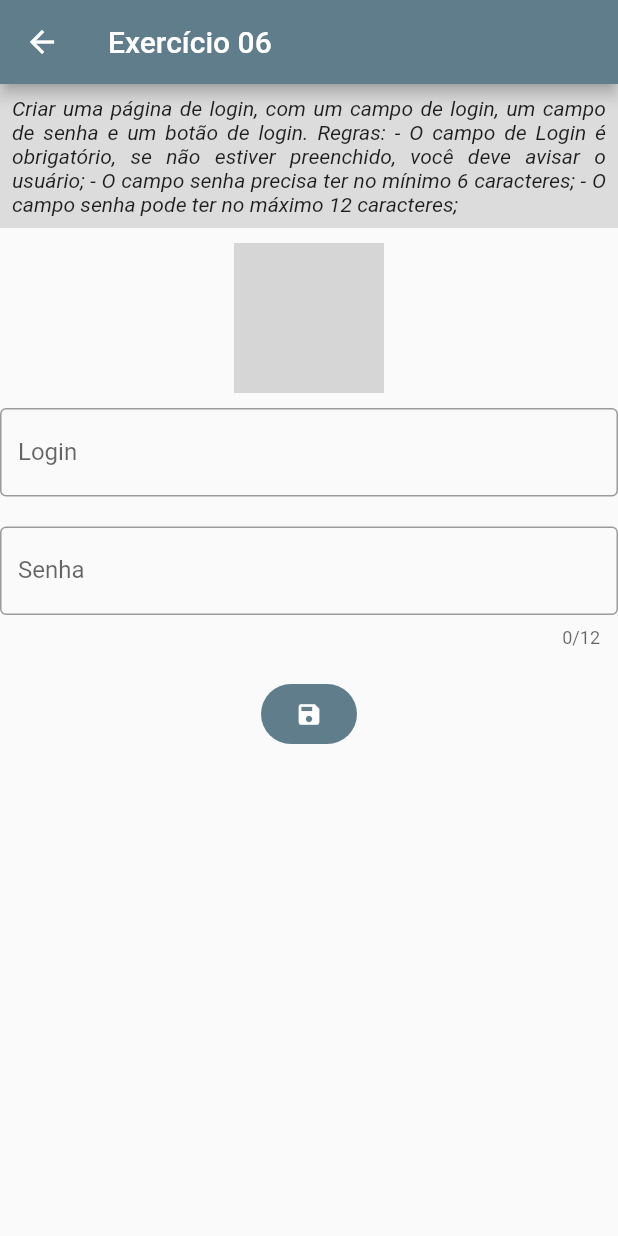
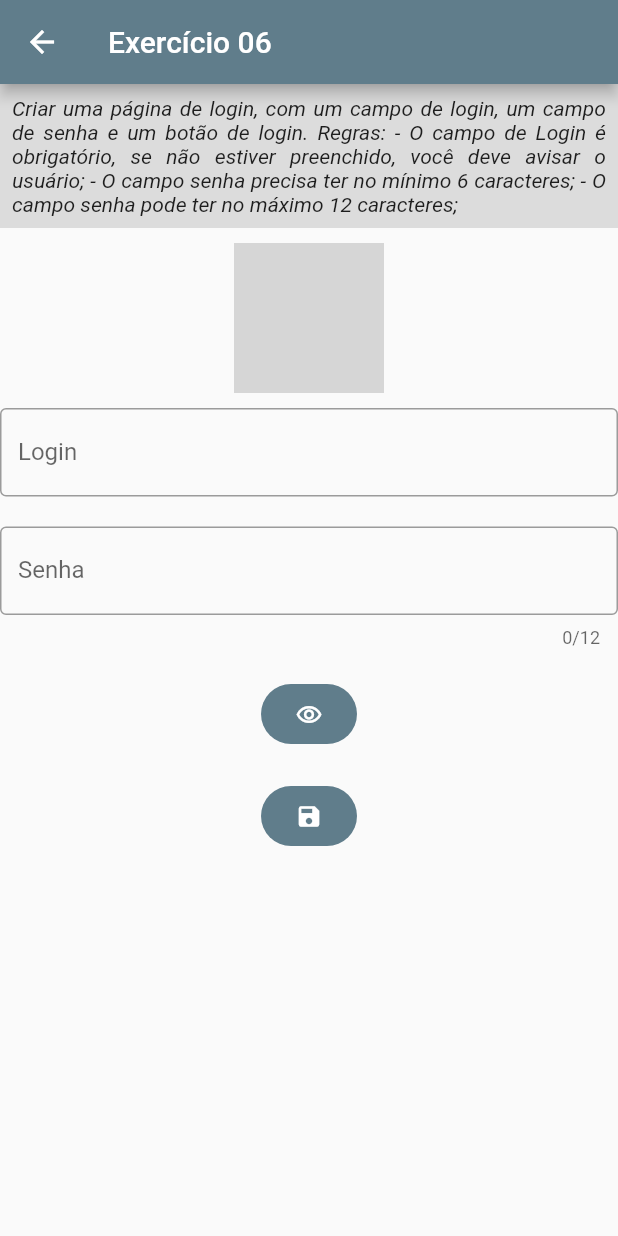
Before and after one commit to samuelevi87/sl3v1_flutter, a Flutter app: the Exercicio06 screen opened directly, on a phone screen of 412 x 824 dp. Run offline on Flutter 3.47's test engine with Material 2 defaults, Android fonts, the phone set to English and light mode, and no system bars; our stand-ins replace math_expressions; grey boxes are pictures that could not be loaded.

Commit message:
feat: Implementando a funcionalidade de mostrar a senha que está obscurecida por padrão.

```diff
--- a/lib/Screens/exercicio_06.dart
+++ b/lib/Screens/exercicio_06.dart
@@ -9,6 +9,7 @@ class Exercicio06 extends StatefulWidget {
 
 class _Exercicio06State extends State<Exercicio06> {
   final formKey = GlobalKey<FormState>();
+  bool _obscureText = true;
 
   TextEditingController loginController = TextEditingController();
   TextEditingController senhaController = TextEditingController();
@@ -62,7 +63,7 @@ class _Exercicio06State extends State<Exercicio06> {
                 ),
                 TextFormField(
                   maxLength: 12,
-                  obscureText: true,
+                  obscureText: _obscureText,
                   decoration: InputDecoration(
                     labelText: "Senha",
                     hintText: "Digite sua Senha!",
@@ -76,6 +77,15 @@ class _Exercicio06State extends State<Exercicio06> {
                       return "A senha deve ter entre 6 e 12 caracteres!";
                     }
                   },
+                ),
+                SizedBox(height: 20.0),
+                FilledButton.tonal(
+                  onPressed: () {
+                    setState(() {
+                      _obscureText = !_obscureText;
+                    });
+                  },
+                  child: Icon(_obscureText ? Icons.remove_red_eye_outlined : Icons.remove_red_eye),
                 ),
                 SizedBox(
                   height: 20,
```
